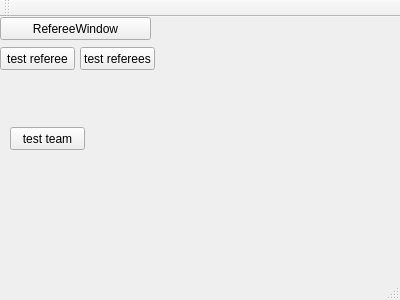
Qt form RefereeGameBookDV1553/mainwindow.ui (alexanderbrannlund/ProjektRefereeGameBookQt) before a commit.
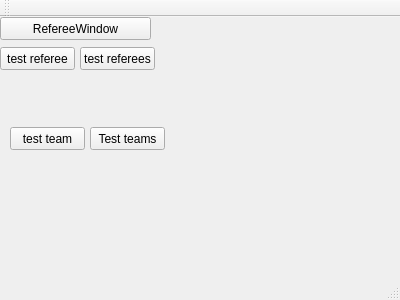
The same form after that commit.

What changed in the file:
```diff
--- a/RefereeGameBookDV1553/mainwindow.ui
+++ b/RefereeGameBookDV1553/mainwindow.ui
@@ -66,6 +66,19 @@
      <string>test team</string>
     </property>
    </widget>
+   <widget class="QPushButton" name="pushButton_5">
+    <property name="geometry">
+     <rect>
+      <x>90</x>
+      <y>110</y>
+      <width>75</width>
+      <height>23</height>
+     </rect>
+    </property>
+    <property name="text">
+     <string>Test teams</string>
+    </property>
+   </widget>
   </widget>
   <widget class="QMenuBar" name="menuBar">
    <property name="geometry">
```
